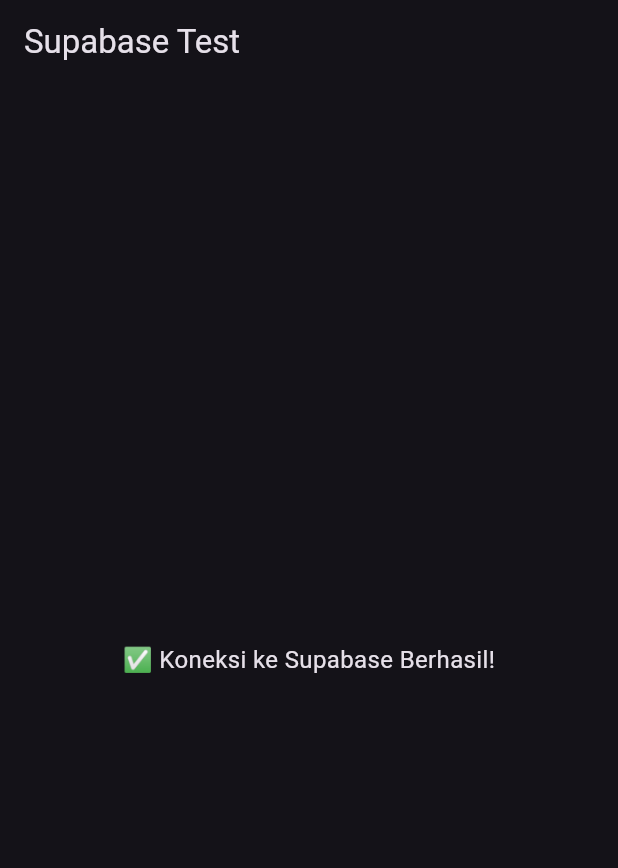
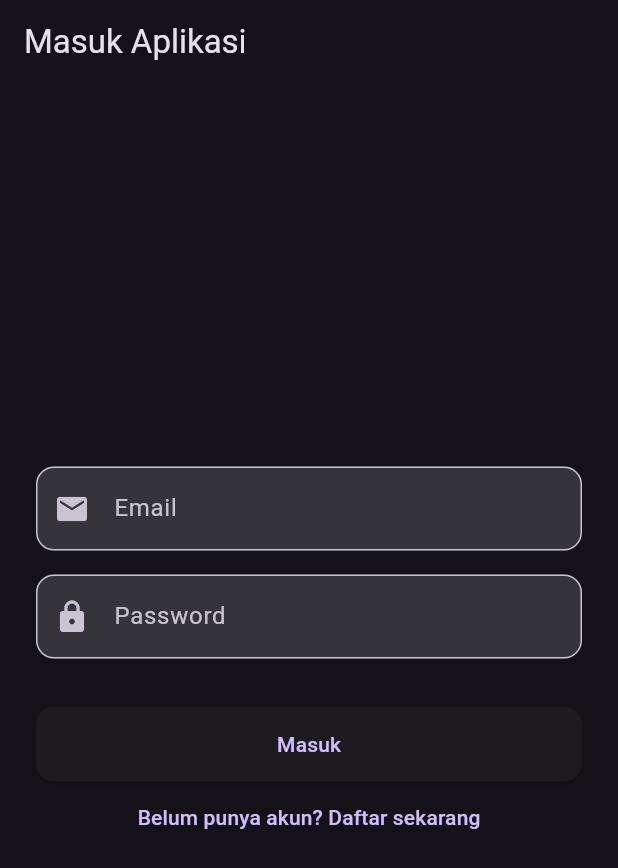
Before and after one commit to yogaarrd/uas_mobile_programing, a Flutter app: the screen it shows after launch, on a phone screen of 412 x 824 dp. Shown: the top 868 px of the screen. Run offline on Flutter 3.47's test engine with Material 3 defaults, Android fonts, the phone set to English and light mode, and no system bars; our stand-ins replace flutter_dotenv, go_router, supabase_flutter; accounts and stored records are empty.

Commit message:
feat(auth): implementasi halaman login dan register menggunakan supabase
Membuat form pendaftaran dan masuk dengan validasi field email/password.
Menambahkan manajemen status loading, penanganan kesalahan autentikasi,
serta mengintegrasikan go_router sebagai modul navigasi utama untuk
mengarahkan pengguna langsung ke halaman beranda setelah sukses login.

Ref: [AUTH-02]

```diff
--- a/lib/main.dart
+++ b/lib/main.dart
@@ -1,15 +1,18 @@
 import 'package:flutter/material.dart';
 import 'package:flutter_dotenv/flutter_dotenv.dart';
+import 'package:go_router/go_router.dart';
+import 'package:provider/provider.dart';
 import 'package:supabase_flutter/supabase_flutter.dart';
 
+import 'providers/auth_provider.dart';
+import 'pages/login_page.dart';
+import 'pages/register_page.dart';
+import 'pages/home_page.dart';
+
 Future<void> main() async {
-  // Pastikan binding Flutter sudah siap sebelum inisialisasi asynchronous
   WidgetsFlutterBinding.ensureInitialized();
-
-  // Load environment variables
   await dotenv.load(fileName: ".env");
 
-  // Inisialisasi Supabase client
   await Supabase.initialize(
     url: dotenv.env['SUPABASE_URL']!,
     anonKey: dotenv.env['SUPABASE_ANON_KEY']!,
@@ -18,64 +21,30 @@
   runApp(const MyApp());
 }
 
+// Konfigurasi Rute Aplikasi
+final GoRouter _router = GoRouter(
+  initialLocation: '/login',
+  routes: [
+    GoRoute(path: '/login', builder: (context, state) => const LoginPage()),
+    GoRoute(path: '/register', builder: (context, state) => const RegisterPage()),
+    GoRoute(path: '/home', builder: (context, state) => const HomePage()),
+  ],
+);
+
 class MyApp extends StatelessWidget {
   const MyApp({super.key});
 
   @override
   Widget build(BuildContext context) {
-    return MaterialApp(
-      title: 'GymApp',
-      theme: ThemeData.dark(),
-      home: const ConnectionTestScreen(),
-    );
-  }
-}
-
-class ConnectionTestScreen extends StatefulWidget {
-  const ConnectionTestScreen({super.key});
-
-  @override
-  State<ConnectionTestScreen> createState() => _ConnectionTestScreenState();
-}
-
-class _ConnectionTestScreenState extends State<ConnectionTestScreen> {
-  final _supabase = Supabase.instance.client;
-  String _statusMessage = 'Menghubungkan ke Supabase...';
-
-  @override
-  void initState() {
-    super.initState();
-    _testConnection();
-  }
-
-  Future<void> _testConnection() async {
-    try {
-      // Test query ke tabel
-      await _supabase.from('test_table').select().limit(1);
-
-      setState(() {
-        _statusMessage = '✅ Koneksi ke Supabase Berhasil!';
-      });
-    } catch (e) {
-      setState(() {
-        _statusMessage = '❌ Koneksi Gagal:\n$e';
-      });
-    }
-  }
-
-  @override
-  Widget build(BuildContext context) {
-    return Scaffold(
-      appBar: AppBar(title: const Text('Supabase Test')),
-      body: Center(
-        child: Padding(
-          padding: const EdgeInsets.all(16.0),
-          child: Text(
-            _statusMessage,
-            textAlign: TextAlign.center,
-            style: const TextStyle(fontSize: 16),
-          ),
-        ),
+    return MultiProvider(
+      providers: [
+        ChangeNotifierProvider(create: (_) => AuthProvider()),
+      ],
+      child: MaterialApp.router(
+        title: 'GymApp',
+        theme: ThemeData.dark(),
+        routerConfig: _router,
+        debugShowCheckedModeBanner: false,
       ),
     );
   }
--- /dev/null
+++ b/lib/pages/login_page.dart
@@ -0,0 +1,94 @@
+import 'package:flutter/material.dart';
+import 'package:go_router/go_router.dart';
+import 'package:provider/provider.dart';
+import '../providers/auth_provider.dart';
+import '../widget/custom_input_field.dart';
+
+class LoginPage extends StatefulWidget {
+  const LoginPage({super.key});
+
+  @override
+  State<LoginPage> createState() => _LoginPageState();
+}
+
+class _LoginPageState extends State<LoginPage> {
+  final _formKey = GlobalKey<FormState>();
+  final _emailController = TextEditingController();
+  final _passwordController = TextEditingController();
+
+  @override
+  void dispose() {
+    _emailController.dispose();
+    _passwordController.dispose();
+    super.dispose();
+  }
+
+  void _handleLogin() async {
+    if (_formKey.currentState!.validate()) {
+      final authProvider = context.read<AuthProvider>();
+      final success = await authProvider.login(
+        _emailController.text.trim(),
+        _passwordController.text.trim(),
+      );
+
+      if (mounted) {
+        if (success) {
+          context.go('/home');
+        } else {
+          ScaffoldMessenger.of(context).showSnackBar(
+            SnackBar(content: Text(authProvider.errorMessage ?? 'Login Gagal')),
+          );
+        }
+      }
+    }
+  }
+
+  @override
+  Widget build(BuildContext context) {
+    final authProvider = context.watch<AuthProvider>();
+
+    return Scaffold(
+      appBar: AppBar(title: const Text('Masuk Aplikasi')),
+      body: Padding(
+        padding: const EdgeInsets.all(24.0),
+        child: Form(
+          key: _formKey,
+          child: Column(
+            mainAxisAlignment: MainAxisAlignment.center,
+            children: [
+              CustomInputField(
+                controller: _emailController,
+                label: 'Email',
+                icon: Icons.email,
+                validator: (v) => v!.isEmpty ? 'Masukkan email Anda' : null,
+              ),
+              const SizedBox(height: 16),
+              CustomInputField(
+                controller: _passwordController,
+                label: 'Password',
+                icon: Icons.lock,
+                isPassword: true,
+                validator: (v) => v!.isEmpty ? 'Masukkan password Anda' : null,
+              ),
+              const SizedBox(height: 32),
+              authProvider.isLoading
+                  ? const CircularProgressIndicator()
+                  : ElevatedButton(
+                      onPressed: _handleLogin,
+                      style: ElevatedButton.styleFrom(
+                        minimumSize: const Size.fromHeight(50),
+                        shape: RoundedRectangleBorder(borderRadius: BorderRadius.circular(12)),
+                      ),
+                      child: const Text('Masuk'),
+                    ),
+              TextButton(
+                onPressed: () => context.go('/register'),
+                child: const Text('Belum punya akun? Daftar sekarang'),
+              ),
+            ],
+          ),
+        ),
+      ),
+    );
+  }
+}
--- /dev/null
+++ b/lib/providers/auth_provider.dart
@@ -0,0 +1,68 @@
+import 'package:flutter/material.dart';
+import 'package:supabase_flutter/supabase_flutter.dart';
+import '../services/auth_service.dart';
+
+class AuthProvider extends ChangeNotifier {
+  final AuthService _authService = AuthService();
+
+  bool _isLoading = false;
+  bool get isLoading => _isLoading;
+
+  String? _errorMessage;
+  String? get errorMessage => _errorMessage;
+
+  User? get user => _authService.currentUser;
+
+  void _setLoading(bool value) {
+    _isLoading = value;
+    notifyListeners();
+  }
+
+  void _clearError() {
+    _errorMessage = null;
+  }
+
+  // Aksi Register
+  Future<bool> register(String email, String password, String name) async {
+    _setLoading(true);
+    _clearError();
+    try {
+      await _authService.signUp(email: email, password: password, name: name);
+      _setLoading(false);
+      return true;
+    } on AuthException catch (e) {
+      _errorMessage = e.message;
+      _setLoading(false);
+      return false;
+    } catch (e) {
+      _errorMessage = 'Terjadi kesalahan yang tidak diketahui';
+      _setLoading(false);
+      return false;
+    }
+  }
+
+  // Aksi Login
+  Future<bool> login(String email, String password) async {
+    _setLoading(true);
+    _clearError();
+    try {
+      await _authService.signIn(email: email, password: password);
+      _setLoading(false);
+      return true;
+    } on AuthException catch (e) {
+      _errorMessage = e.message;
+      _setLoading(false);
+      return false;
+    } catch (e) {
+      _errorMessage = 'Terjadi kesalahan yang tidak diketahui';
+      _setLoading(false);
+      return false;
+    }
+  }
+
+  // Aksi Logout
+  Future<void> logout() async {
+    await _authService.signOut();
+    notifyListeners();
+  }
+}
--- /dev/null
+++ b/lib/services/auth_service.dart
@@ -0,0 +1,37 @@
+import 'package:supabase_flutter/supabase_flutter.dart';
+
+class AuthService {
+  final SupabaseClient _supabase = Supabase.instance.client;
+
+  // Mendapatkan user yang sedang login
+  User? get currentUser => _supabase.auth.currentUser;
+
+  // Fitur Register
+  Future<AuthResponse> signUp({
+    required String email,
+    required String password,
+    required String name,
+  }) async {
+    return await _supabase.auth.signUp(
+      email: email,
+      password: password,
+      data: {'display_name': name}, // Menyimpan nama ke metadata user
+    );
+  }
+
+  // Fitur Login
+  Future<AuthResponse> signIn({
+    required String email,
+    required String password,
+  }) async {
+    return await _supabase.auth.signInWithPassword(
+      email: email,
+      password: password,
+    );
+  }
+
+  // Fitur Logout
+  Future<void> signOut() async {
+    await _supabase.auth.signOut();
+  }
+}
--- /dev/null
+++ b/lib/widget/custom_input_field.dart
@@ -0,0 +1,35 @@
+import 'package:flutter/material.dart';
+
+class CustomInputField extends StatelessWidget {
+  final TextEditingController controller;
+  final String label;
+  final IconData icon;
+  final bool isPassword;
+  final String? Function(String?)? validator;
+
+  const CustomInputField({
+    super.key,
+    required this.controller,
+    required this.label,
+    required this.icon,
+    this.isPassword = false,
+    this.validator,
+  });
+
+  @override
+  Widget build(BuildContext context) {
+    return TextFormField(
+      controller: controller,
+      obscureText: isPassword,
+      validator: validator,
+      decoration: InputDecoration(
+        labelText: label,
+        prefixIcon: Icon(icon),
+        border: OutlineInputBorder(
+          borderRadius: BorderRadius.circular(12),
+        ),
+        filled: true,
+      ),
+    );
+  }
+}
--- a/pubspec.yaml
+++ b/pubspec.yaml
@@ -36,6 +36,8 @@
   cupertino_icons: ^1.0.8
   supabase_flutter: ^2.12.4
   flutter_dotenv: ^6.0.1
+  go_router: ^17.2.3
+  provider: ^6.1.5+1
 
 dev_dependencies:
   flutter_test:
```
Also changed, not shown: lib/pages/home_page.dart (added, +45 -0 lines), lib/pages/register_page.dart (added, +108 -0 lines), lib/models/user_profile.dart (added), pubspec.lock.
